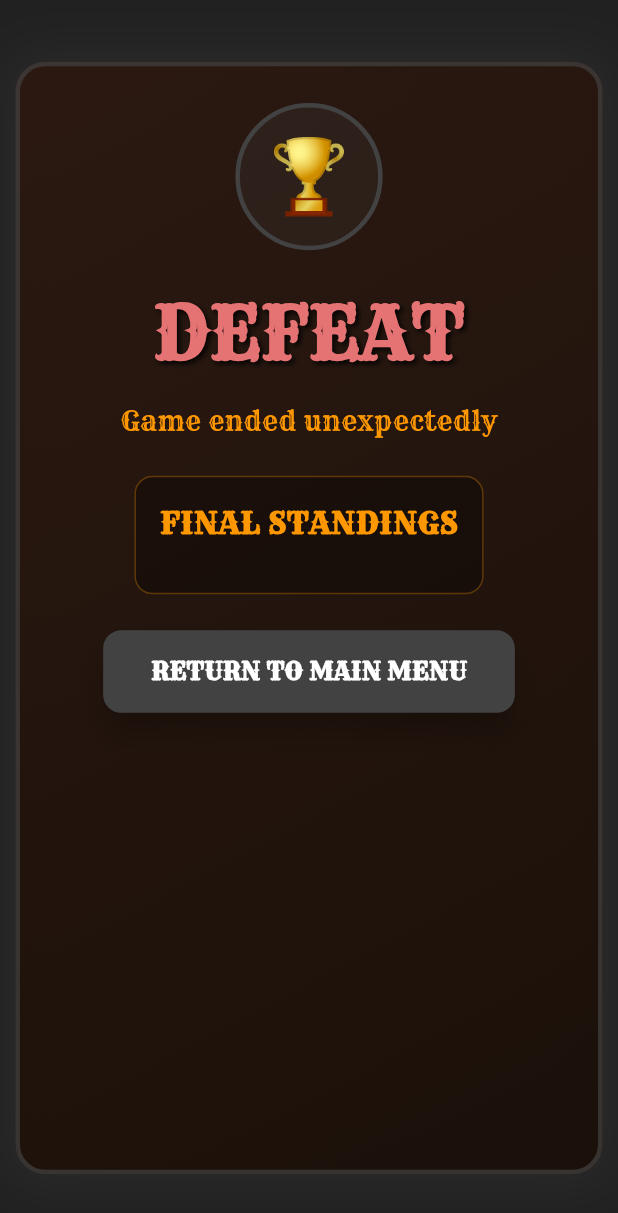
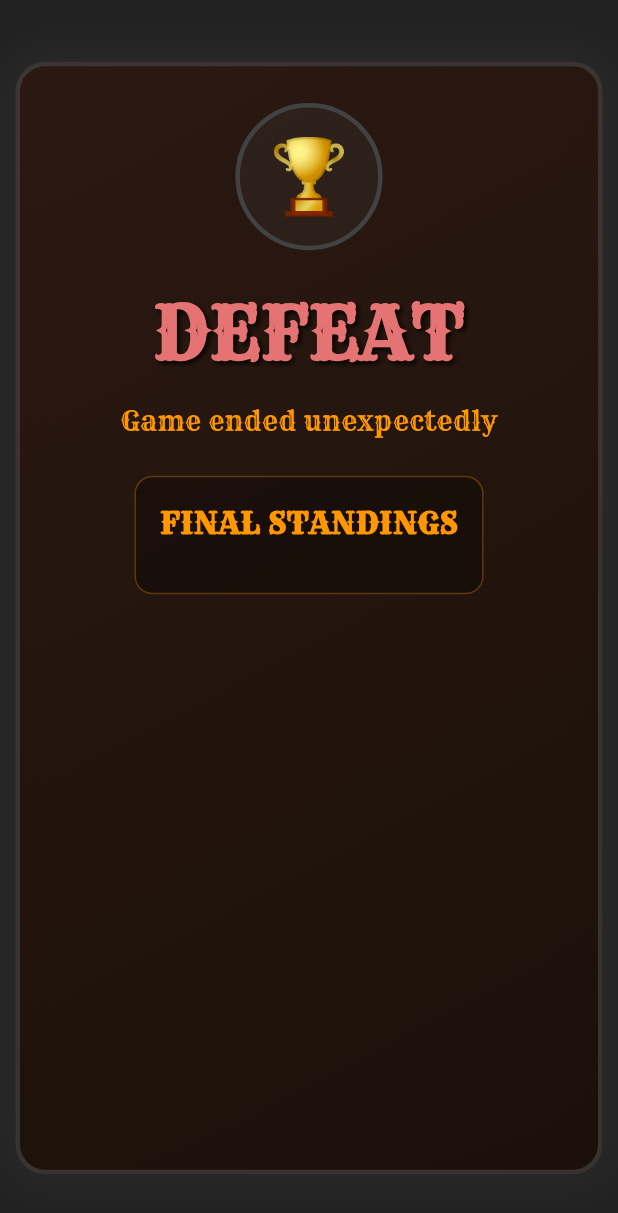
Before and after one commit to cihatemrevrds/noondaygame, a Flutter app: the VictoryScreenWidget widget shown alone on an empty page, opened directly with empty values, on a phone screen of 412 x 824 dp. Shown: the top 1213 px of the screen. Run offline on Flutter 3.47's test engine with Material 3 defaults, Android fonts, the light colour scheme and no system bars; our stand-ins replace cloud_firestore, firebase_auth, firebase_core; accounts and stored records are empty.

Commit message:
winner winner chicken dinner

```diff
--- a/lib/widgets/victory_screen_widget.dart
+++ b/lib/widgets/victory_screen_widget.dart
@@ -2,7 +2,6 @@ import 'package:flutter/material.dart';
 import 'dart:async';
 import '../models/player.dart';
 import '../utils/role_icons.dart';
-import '../screens/main_menu.dart';
 import '../services/game_state_manager.dart';
 
 class VictoryScreenWidget extends StatefulWidget {
@@ -80,7 +79,6 @@ class _VictoryScreenWidgetState extends State<VictoryScreenWidget>
 
     // Don't auto-close - let host manually end the game
   }
-
   @override
   void dispose() {
     _autoCloseTimer?.cancel();
@@ -89,14 +87,7 @@ class _VictoryScreenWidgetState extends State<VictoryScreenWidget>
     _slideController.dispose();
     super.dispose();
   }
-  void _returnToMainMenu() {
-    _autoCloseTimer?.cancel();
-    Navigator.pushAndRemoveUntil(
-      context,
-      MaterialPageRoute(builder: (context) => MainMenu(username: '')),
-      (route) => false,
-    );
-  }
+
   Future<void> _endGame() async {
     final gameStateManager = GameStateManager();
 
@@ -402,18 +393,15 @@ class _VictoryScreenWidgetState extends State<VictoryScreenWidget>
                               ],
                             ],
                           ),
-                        ),
-                          const SizedBox(height: 24),
+                        ),                        const SizedBox(height: 24),
 
-                        // Buttons Row
-                        Row(
-                          mainAxisAlignment: MainAxisAlignment.center,
-                          children: [
-                            // Return to Main Menu Button
-                            ElevatedButton(
-                              onPressed: _returnToMainMenu,
+                        // End Game Button (Host Only)
+                        if (widget.isHost)
+                          Center(
+                            child: ElevatedButton(
+                              onPressed: _endGame,
                               style: ElevatedButton.styleFrom(
-                                backgroundColor: winnerColor,
+                                backgroundColor: Colors.red.shade700,
                                 foregroundColor: Colors.white,
                                 padding: const EdgeInsets.symmetric(horizontal: 32, vertical: 16),
                                 shape: RoundedRectangleBorder(
@@ -422,7 +410,7 @@ class _VictoryScreenWidgetState extends State<VictoryScreenWidget>
                                 elevation: 8,
                               ),
                               child: const Text(
-                                'RETURN TO MAIN MENU',
+                                'END GAME',
                                 style: TextStyle(
                                   fontFamily: 'Rye',
                                   fontSize: 16,
@@ -430,33 +418,7 @@ class _VictoryScreenWidgetState extends State<VictoryScreenWidget>
                                 ),
                               ),
                             ),
-
-                            // End Game Button (Host Only)
-                            if (widget.isHost) ...[
-                              const SizedBox(width: 16),
-                              ElevatedButton(
-                                onPressed: _endGame,
-                                style: ElevatedButton.styleFrom(
-                                  backgroundColor: Colors.red.shade700,
-                                  foregroundColor: Colors.white,
-                                  padding: const EdgeInsets.symmetric(horizontal: 32, vertical: 16),
-                                  shape: RoundedRectangleBorder(
-                                    borderRadius: BorderRadius.circular(12),
-                                  ),
-                                  elevation: 8,
-                                ),
-                                child: const Text(
-                                  'END GAME',
-                                  style: TextStyle(
-                                    fontFamily: 'Rye',
-                                    fontSize: 16,
-                                    fontWeight: FontWeight.bold,
-                                  ),
-                                ),
-                              ),
-                            ],
-                          ],
-                        ),
+                          ),
                       ],
                     ),
                   ),
```
Also changed, not shown: lib/screens/game_screen.dart (+3 -5 lines), 1 other file.
